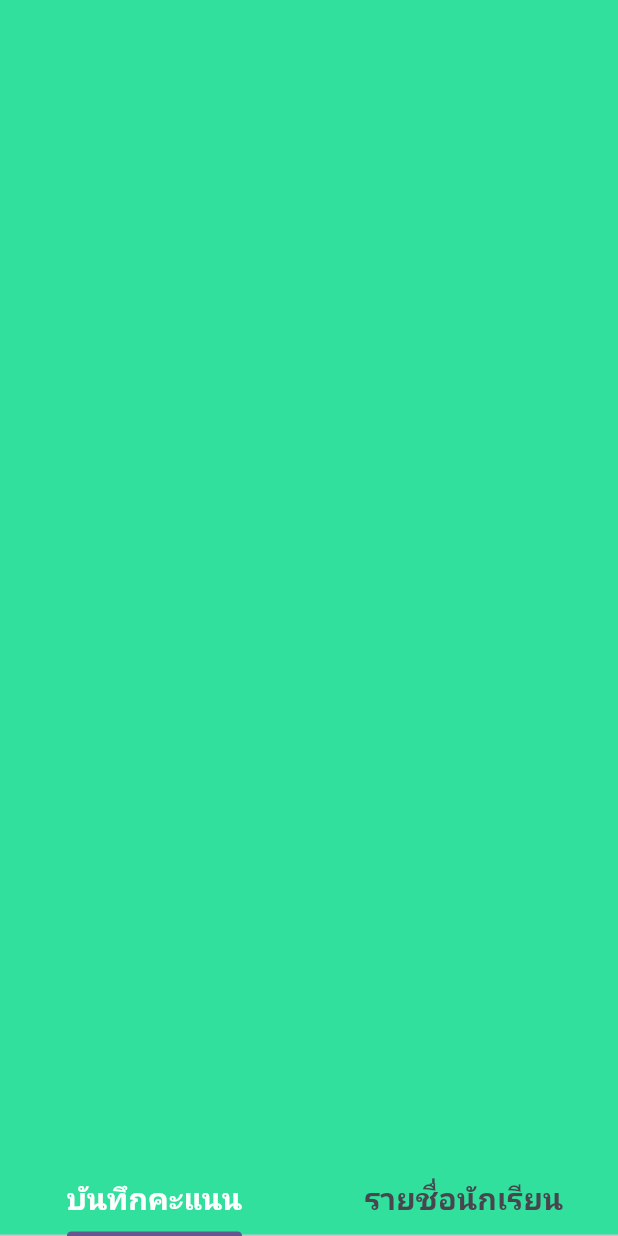
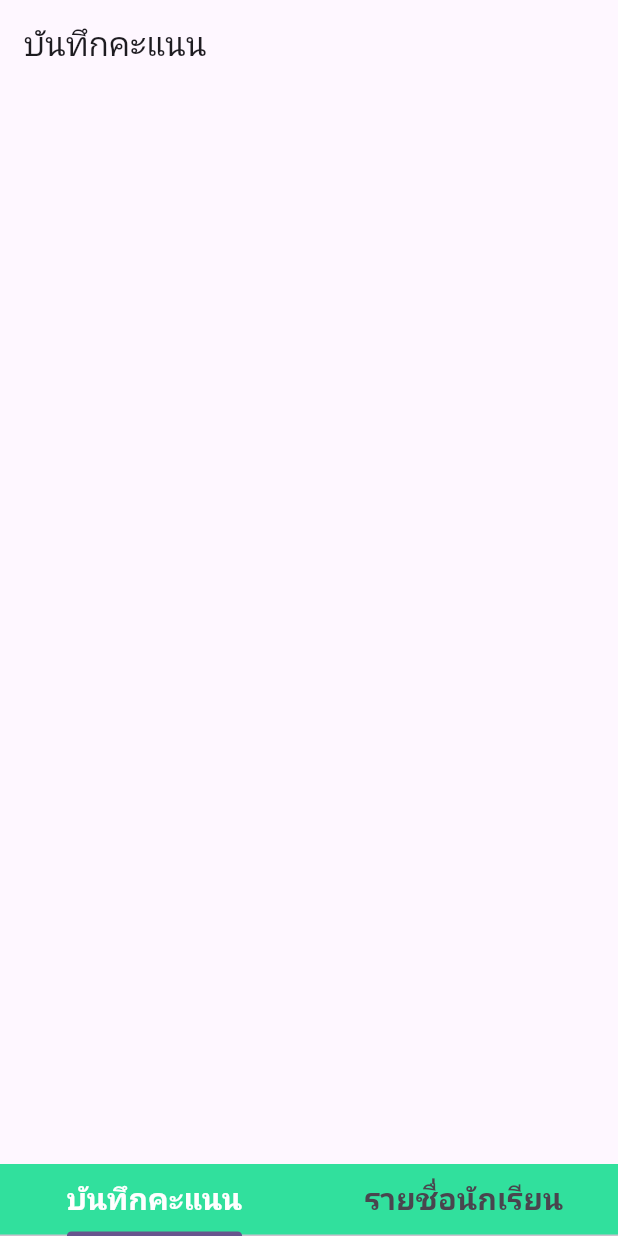
Before and after one commit to ihnum/workshop6_122, a Flutter app: the screen it shows after launch, on a phone screen of 412 x 824 dp. Run offline on Flutter 3.47's test engine with Material 3 defaults, Android fonts, the phone set to English and light mode, and no system bars.

Commit message:
เพิ่มหน้าแก้ไข

```diff
--- a/lib/main.dart
+++ b/lib/main.dart
@@ -1,4 +1,6 @@
 import 'package:flutter/material.dart';
+
+import 'screen/formscreen.dart';
 void main() {
   runApp(const MyApp());
 }
@@ -35,7 +37,7 @@ class _MyHomePageState extends State<MyHomePage> {
       child: Scaffold(
         body: TabBarView(
           children: [
-            Container(),
+            Formscreen(),
             Container(),
           ],
           ),
--- /dev/null
+++ b/lib/screen/formscreen.dart
@@ -0,0 +1,19 @@
+import 'package:flutter/material.dart';
+
+class Formscreen extends StatefulWidget {
+  const Formscreen({super.key});
+
+  @override
+  State<Formscreen> createState() => _FormscreenState();
+}
+
+class _FormscreenState extends State<Formscreen> {
+  @override
+  Widget build(BuildContext context) {
+    return Scaffold(
+      appBar: AppBar(
+        title: const Text("บันทึกคะแนน"),
+      ),
+    );
+  }
+}
```
